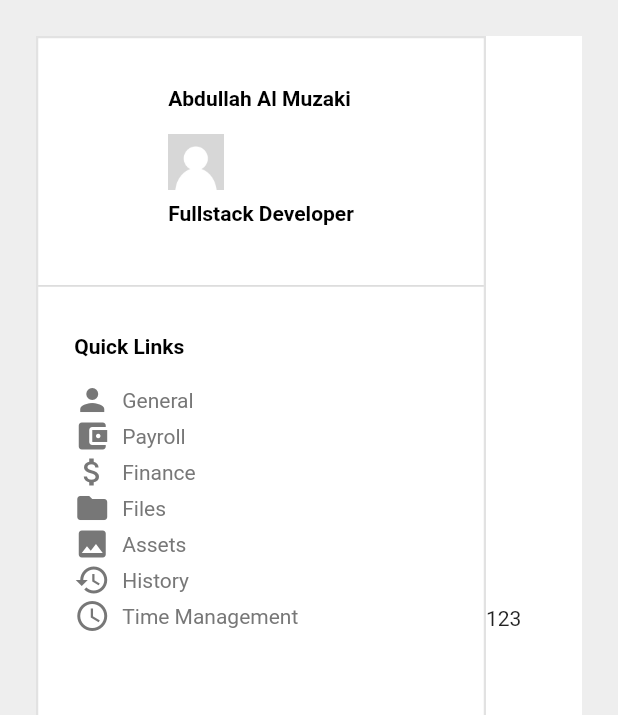
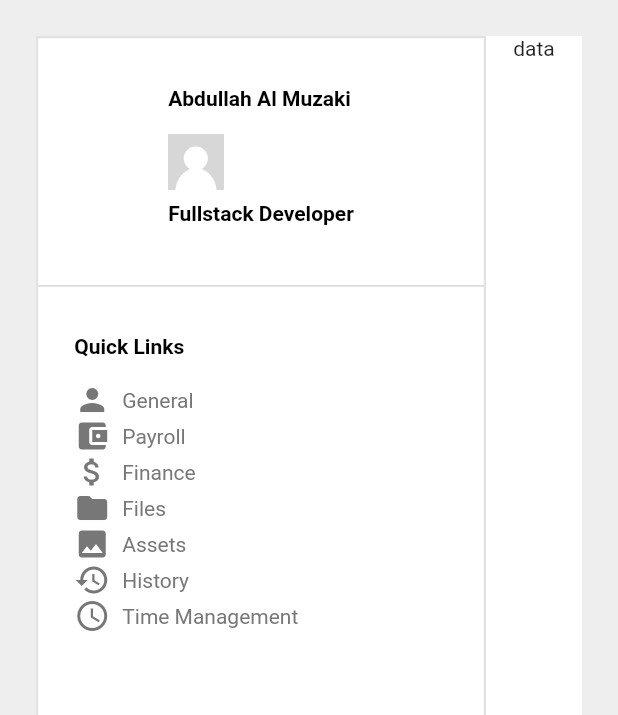
Before and after one commit to aamuzakii/arukari, a Flutter app: the MyInfoPage screen opened by its route, on a phone screen of 412 x 824 dp. Shown: the top 715 px of the screen. Run offline on Flutter 3.47's test engine with Material 2 defaults, Android fonts, the phone set to English and light mode, and no system bars; our stand-ins replace flutter_svg, google_fonts.

Commit message:
add Expanded widhet

```diff
--- a/lib/pages/my_info_page.dart
+++ b/lib/pages/my_info_page.dart
@@ -1,8 +1,8 @@
 import 'package:arukari/widgets/my_info/sidebar.dart';
 import 'package:flutter/material.dart';
 import '../widgets/button.dart';
-import '../widgets/link_text.dart';
-import 'package:arukari/helper/constants.dart';
+
+import '../widgets/my_info/tabbed_widget.dart';
 
 class MyInfoPage extends StatelessWidget {
   final List<ButtonConfig> buttonConfigs = [
@@ -35,16 +35,18 @@ class MyInfoPage extends StatelessWidget {
         color: Colors.grey[200],
         child: Padding(
           padding: const EdgeInsets.all(24.0),
-          child: Container(
-            width: double.infinity, // Set width to take up all available space
-            height: double.infinity, // Set width to take up all available space
-            child: Row(
-              children: [
-                LeftSidebar(),
-                Container(child: Text("123")),
-              ],
-            ),
-            color: Colors.white,
+          child: Row(
+            children: [
+              LeftSidebar(),
+              Expanded(
+                child: Container(
+                  child: Column(
+                    children: [Text("data")],
+                  ),
+                  color: Colors.white,
+                ),
+              ),
+            ],
           ),
         ),
       ),
```
